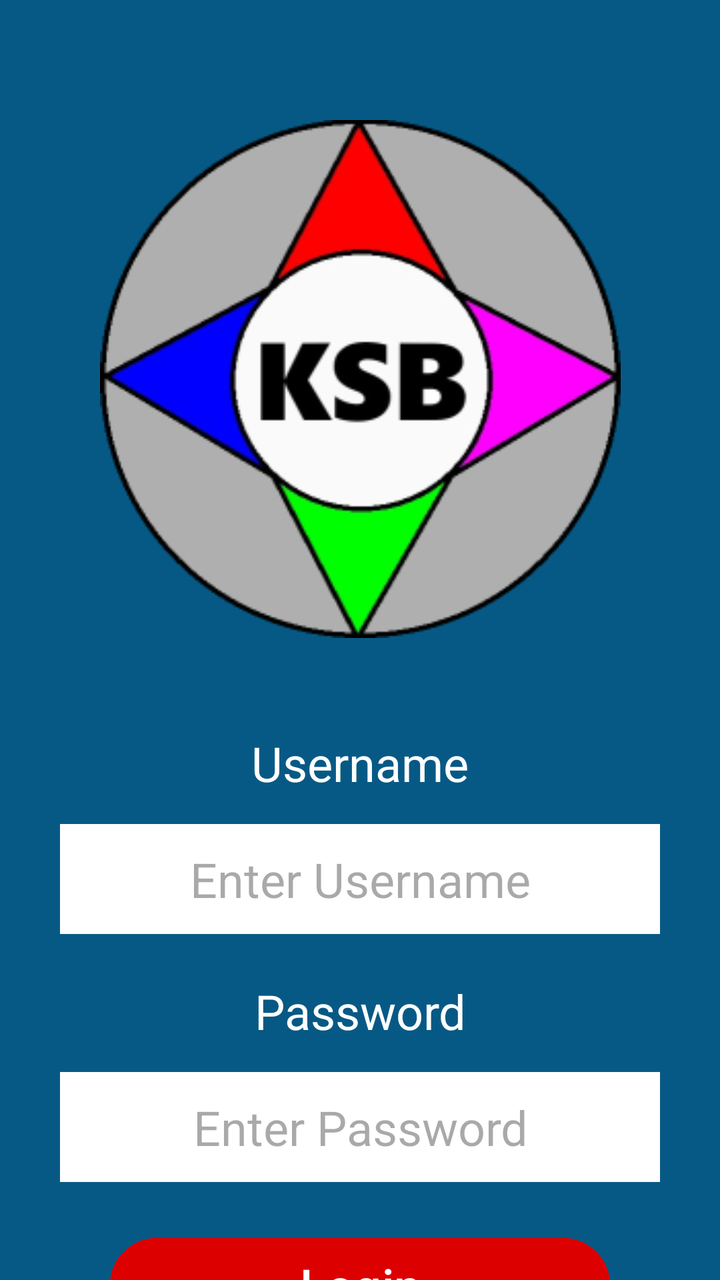
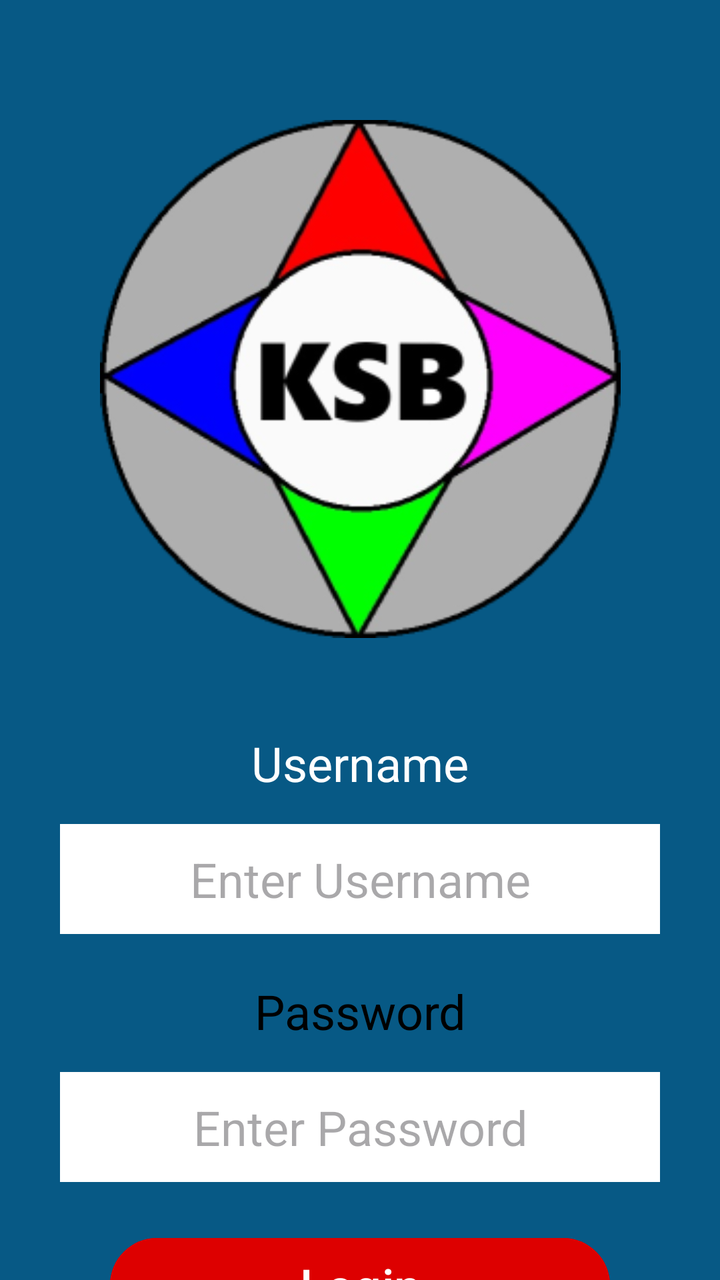

The first picture is an Android layout as it rendered before a commit; the second is the same layout after the commit. The layout source and the unified diff follow.
<!-- AndroidManifest.xml: application theme Theme.KracKShacKBanking -->
<!-- res/layout/login.xml -->
<?xml version="1.0" encoding="utf-8"?>
<androidx.constraintlayout.widget.ConstraintLayout xmlns:android="http://schemas.android.com/apk/res/android"
    xmlns:app="http://schemas.android.com/apk/res-auto"
    xmlns:tools="http://schemas.android.com/tools"
    android:layout_width="match_parent"
    android:layout_height="match_parent"
    android:background="#075985">

    <ImageView
        android:id="@+id/logo_img"
        android:layout_width="343dp"
        android:layout_height="259dp"
        android:layout_marginTop="60dp"
        app:layout_constraintEnd_toEndOf="parent"
        app:layout_constraintStart_toStartOf="parent"
        app:layout_constraintTop_toTopOf="parent"
        app:srcCompat="@drawable/logo" />

    <TextView
        android:id="@+id/textViewUsername"
        android:layout_width="300dp"
        android:layout_height="45dp"
        android:layout_marginTop="40dp"
        android:gravity="center"
        android:text="@string/Username"
        android:textColor="@android:color/white"
        android:textSize="24sp"
        app:layout_constraintEnd_toEndOf="parent"
        app:layout_constraintStart_toStartOf="parent"
        app:layout_constraintTop_toBottomOf="@id/logo_img" />

    <EditText
        android:id="@+id/Username_txt"
        android:layout_width="300dp"
        android:layout_height="55dp"
        android:layout_marginTop="8dp"
        android:background="@color/white"
        android:gravity="center_horizontal|center_vertical"
        android:hint="@string/EnterUsername"
        android:textColor="#FFFFFF"
        android:textSize="24sp"
        app:layout_constraintEnd_toEndOf="parent"
        app:layout_constraintStart_toStartOf="parent"
        app:layout_constraintTop_toBottomOf="@id/textViewUsername" />

    <TextView
        android:id="@+id/textViewPassword"
        android:layout_width="300dp"
        android:layout_height="45dp"
        android:layout_marginTop="16dp"
        android:gravity="center"
        android:text="@string/Password"
        android:textColor="@android:color/white"
        android:textSize="24sp"
        app:layout_constraintEnd_toEndOf="parent"
        app:layout_constraintStart_toStartOf="parent"
        app:layout_constraintTop_toBottomOf="@id/Username_txt" />

    <EditText
        android:id="@+id/Password_txt"
        android:layout_width="300dp"
        android:layout_height="55dp"
        android:layout_marginTop="8dp"
        android:background="@color/white"
        android:ems="10"
        android:gravity="center_horizontal|center_vertical"
        android:hint="@string/EnterPassword"
        android:inputType="textPassword"
        android:textColor="#FFFFFF"
        android:textSize="24sp"
        app:layout_constraintEnd_toEndOf="parent"
        app:layout_constraintStart_toStartOf="parent"
        app:layout_constraintTop_toBottomOf="@id/textViewPassword" />

    <Button
        android:id="@+id/button"
        android:layout_width="250dp"
        android:layout_height="55dp"
        android:layout_marginTop="24dp"
        android:backgroundTint="#DD0000"
        android:text="@string/Login"
        android:textSize="24sp"
        app:layout_constraintEnd_toEndOf="parent"
        app:layout_constraintStart_toStartOf="parent"
        app:layout_constraintTop_toBottomOf="@id/Password_txt" />

</androidx.constraintlayout.widget.ConstraintLayout>
<!-- resources referenced by this layout -->
<resources>
  <color name="white">#FFFFFF</color>
  <!-- drawable logo: png bitmap (drawable, 35989 bytes) -->
  <string name="EnterPassword">Enter Password</string>
  <string name="EnterUsername">Enter Username</string>
  <string name="Login">Login</string>
  <string name="Password">Password</string>
  <string name="Username">Username</string>
  <style name="Theme.KracKShacKBanking" parent="Theme.Material3.DayNight.NoActionBar">
          <item name="colorPrimary">@color/primary</item>
          <item name="colorPrimaryVariant">@color/primary_dark</item>
          <item name="colorOnPrimary">@color/white</item>
          <item name="colorSecondary">@color/secondary</item>
          <item name="colorSecondaryVariant">@color/secondary_dark</item>
          <item name="colorOnSecondary">@color/black</item>
          <item name="android:statusBarColor">@color/primary</item>
          <item name="android:navigationBarColor">@color/primary</item>
          <item name="android:windowLightStatusBar">false</item>
  
      </style>
  <color name="primary">#2196F3</color>
  <color name="primary_dark">#1976D2</color>
  <color name="secondary">#FFC107</color>
  <color name="secondary_dark">#FFA000</color>
  <color name="black">#000000</color>
</resources>

<!-- the commit's change to res/layout/login.xml (unified diff, before → after) -->
@@ -50,7 +50,7 @@
         android:layout_marginTop="16dp"
         android:gravity="center"
         android:text="@string/Password"
-        android:textColor="@android:color/white"
+        android:textColor="@android:color/black"
         android:textSize="24sp"
         app:layout_constraintEnd_toEndOf="parent"
         app:layout_constraintStart_toStartOf="parent"
@@ -66,7 +66,7 @@
         android:gravity="center_horizontal|center_vertical"
         android:hint="@string/EnterPassword"
         android:inputType="textPassword"
-        android:textColor="#FFFFFF"
+        android:textColor="@android:color/black"
         android:textSize="24sp"
         app:layout_constraintEnd_toEndOf="parent"
         app:layout_constraintStart_toStartOf="parent"
